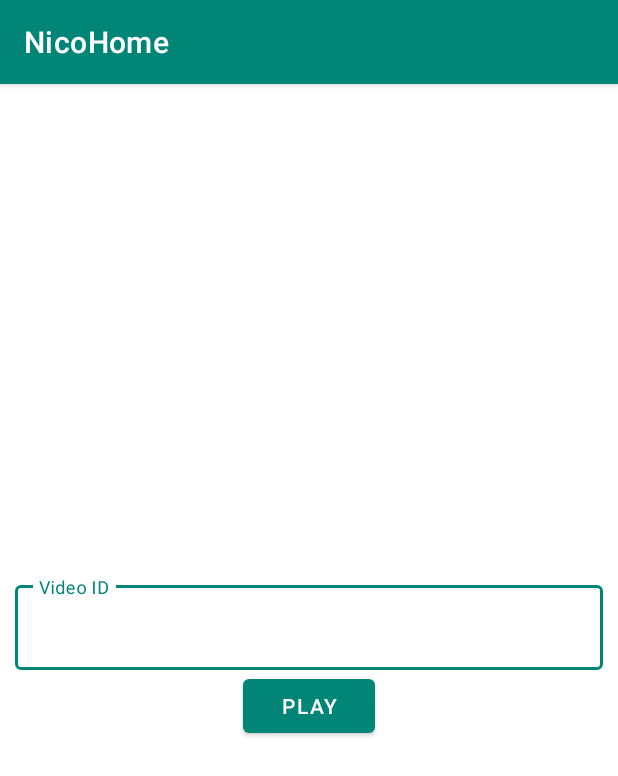
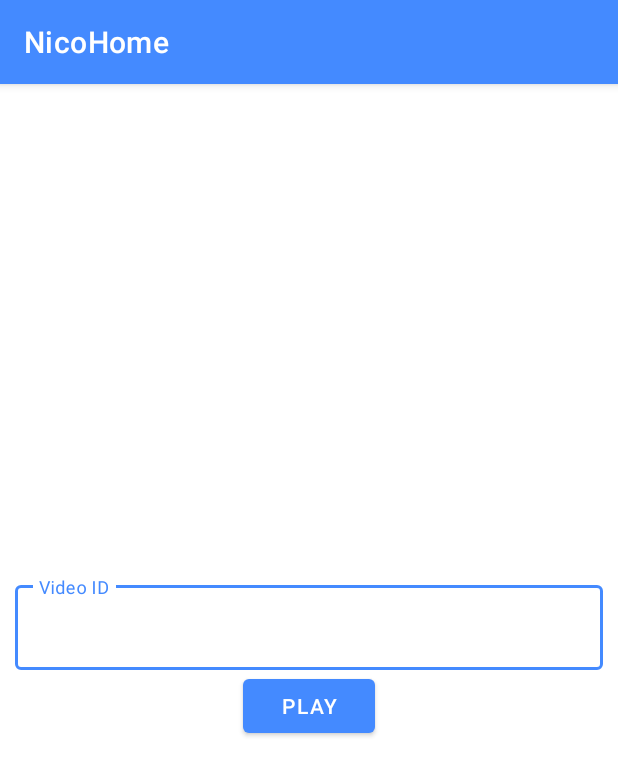
Before and after one commit to takusan23/NicoHome, an Android app: the fragment IDFragment shown on its own in the app's theme, on a phone screen of 412 x 824 dp. Shown: the top 776 px of the screen. Run offline under Robolectric (Android 15) with nearby library versions, the phone set to English and light mode, and no system bars; network calls fail; pictures from the network do not load; 2 statements that could not run were skipped.

Commit message:
うごいたああああああああああああああああああああああ

```diff
--- a/app/src/main/java/io/github/takusan23/nicohome/Fragment/MylistFragment.kt
+++ b/app/src/main/java/io/github/takusan23/nicohome/Fragment/MylistFragment.kt
@@ -14,8 +14,10 @@ import androidx.recyclerview.widget.RecyclerView
 import com.google.android.material.tabs.TabLayout
 import io.github.takusan23.nicohome.Adapter.MylistAdapter
 import io.github.takusan23.nicohome.GoogleCast.GoogleCast
+import io.github.takusan23.nicohome.MainActivity
 import io.github.takusan23.nicohome.NicoVideo.NicoVideo
 import io.github.takusan23.nicohome.R
+import kotlinx.android.synthetic.main.activity_main.*
 import kotlinx.android.synthetic.main.fragment_mylist.*
 import kotlinx.coroutines.Deferred
 import kotlinx.coroutines.GlobalScope
@@ -49,6 +51,9 @@ class MylistFragment : Fragment() {
         super.onViewCreated(view, savedInstanceState)
 
         googleCast = GoogleCast(context!!)
+        googleCast.snackbarView = fragment_mylist_recyclerview
+        googleCast.snackbarPosView = (activity as MainActivity).main_activity_bottom_nav
+
         //ニコニコ動画再生をまとめたやつ。
         nicoVideo = NicoVideo(
             activity as AppCompatActivity,
--- a/app/src/main/res/values/colors.xml
+++ b/app/src/main/res/values/colors.xml
@@ -1,6 +1,6 @@
 <?xml version="1.0" encoding="utf-8"?>
 <resources>
-    <color name="colorPrimary">#008577</color>
-    <color name="colorPrimaryDark">#00574B</color>
-    <color name="colorAccent">#D81B60</color>
+    <color name="colorPrimary">#448aff</color>
+    <color name="colorPrimaryDark">#005ecb</color>
+    <color name="colorAccent">#83b9ff</color>
 </resources>
--- a/app/src/main/res/values/strings.xml
+++ b/app/src/main/res/values/strings.xml
@@ -11,4 +11,7 @@
     <string name="smile_server_error">Smile server videos cannot be played.</string>
     <string name="not_connect_cast_devices">Connect to the cast device.</string>
     <string name="video_cache_ok">Your video has been cached.</string>
+    <string name="cache_snackbar">Since the video of the smile server cannot be played directly, it is cached on the terminal</string>
+    <string name="cache_get">Get</string>
+    <string name="licence">license</string>
 </resources>
```
Also changed, not shown: app/src/main/java/io/github/takusan23/nicohome/GoogleCast/GoogleCast.kt (+29 -7 lines), app/src/main/java/io/github/takusan23/nicohome/WebServer/HttpServer.kt (+6 -4 lines), 1 other file.
